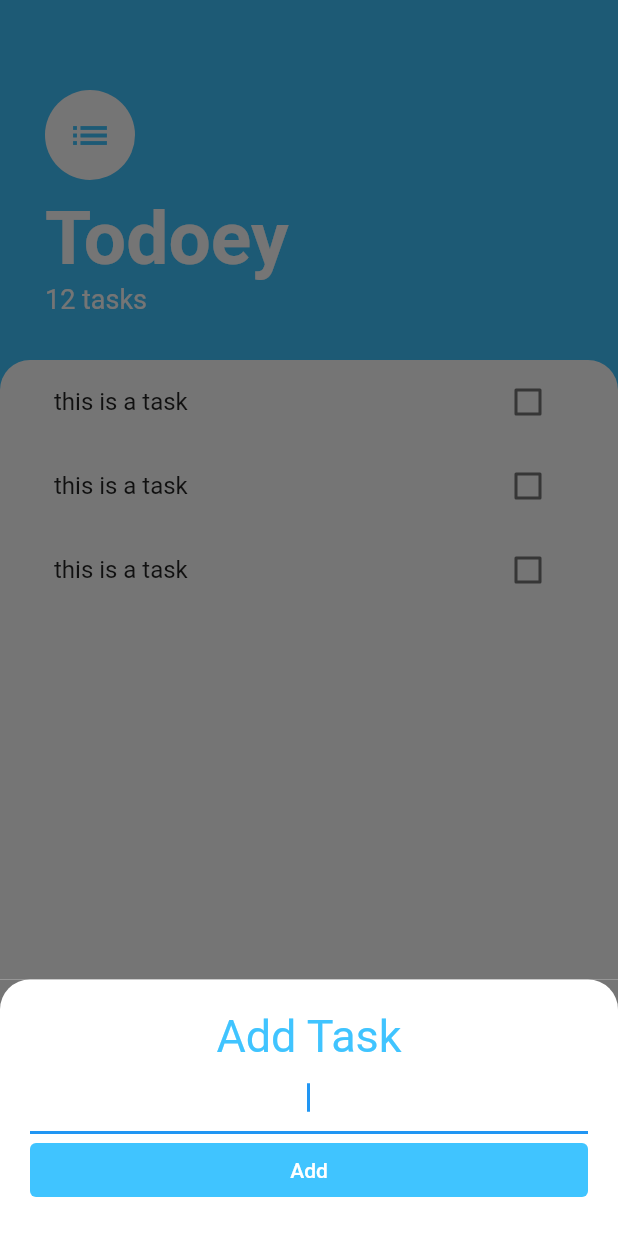
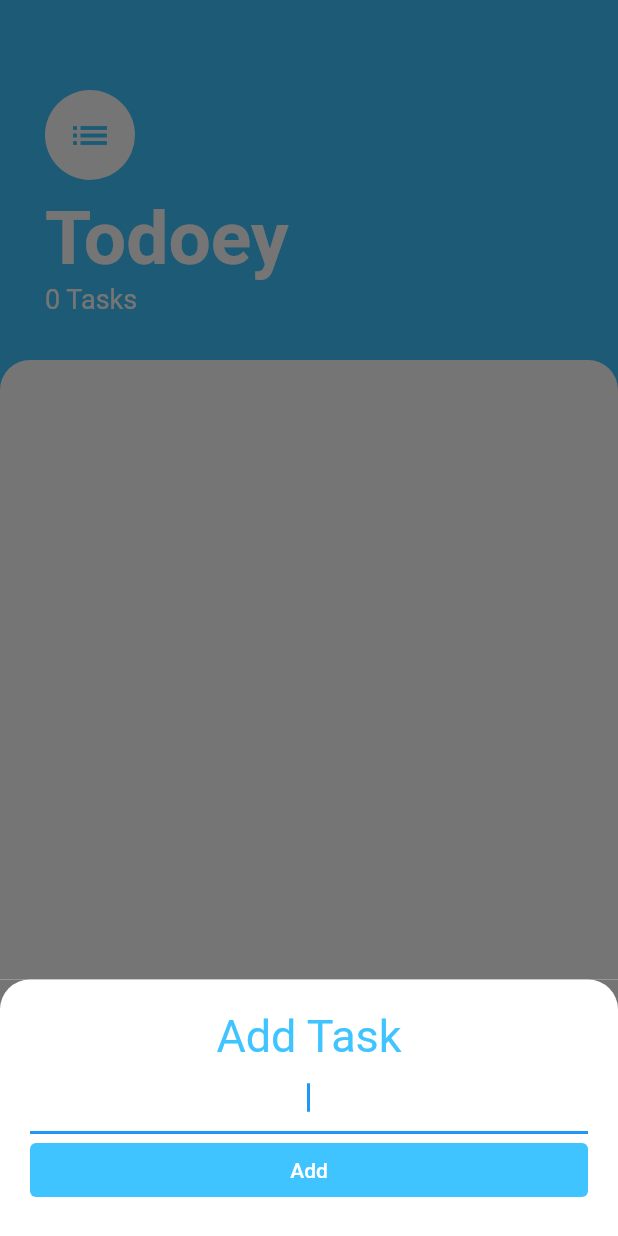
Before and after one commit to markfaust123/Todoey, a Flutter app: the screen it shows after launch, after a tap on the "add" icon, on a phone screen of 412 x 824 dp. Run offline on Flutter 3.47's test engine with Material 2 defaults, Android fonts, the phone set to English and light mode, and no system bars.

Commit message:
Refactored code and lifted state all the way up to the task_screen widget to dynamically change number of task and preserve state throughout the app. Now moving to use Provider package instead!

```diff
--- a/lib/main.dart
+++ b/lib/main.dart
@@ -10,7 +10,7 @@ class MyApp extends StatelessWidget {
 
   @override
   Widget build(BuildContext context) {
-    return const MaterialApp(
+    return MaterialApp(
       home: TasksScreen(),
     );
   }
--- /dev/null
+++ b/lib/models/task.dart
@@ -0,0 +1,10 @@
+class Task {
+  String? name;
+  bool? isDone;
+
+  Task({this.name, this.isDone = false});
+
+  void toggleDone() {
+    isDone = !isDone!;
+  }
+}
--- a/lib/screens/add_task_screen.dart
+++ b/lib/screens/add_task_screen.dart
@@ -2,7 +2,10 @@ import 'package:flutter/material.dart';
 import 'package:flutter/services.dart';
 
 class AddTaskScreen extends StatelessWidget {
-  const AddTaskScreen({super.key});
+  String? taskName = '';
+  void Function(dynamic)? addTaskScreenCallback = (dynamic) {};
+
+  AddTaskScreen({required this.addTaskScreenCallback});
 
   @override
   Widget build(BuildContext context) {
@@ -28,10 +31,10 @@ class AddTaskScreen extends StatelessWidget {
                 fontSize: 30.0,
               ),
             ),
-            const TextField(
+            TextField(
               textAlign: TextAlign.center,
               autofocus: true,
-              decoration: InputDecoration(
+              decoration: const InputDecoration(
                 enabledBorder: UnderlineInputBorder(
                   borderSide: BorderSide(
                     color: Colors.lightBlue,
@@ -39,20 +42,23 @@ class AddTaskScreen extends StatelessWidget {
                   ),
                 ),
               ),
+              onChanged: (taskName) {
+                this.taskName = taskName;
+              },
             ),
             TextButton(
               style: TextButton.styleFrom(
                 backgroundColor: Colors.lightBlueAccent,
               ),
+              onPressed: () {
+                addTaskScreenCallback!(taskName);
+              },
               child: const Text(
                 'Add',
                 style: TextStyle(
                   color: Colors.white,
                 ),
               ),
-              onPressed: () {
-                print('hi');
-              },
             ),
           ],
         ),
--- a/lib/screens/tasks_screen.dart
+++ b/lib/screens/tasks_screen.dart
@@ -1,9 +1,22 @@
 import 'package:flutter/material.dart';
 import 'package:todoey/widgets/task_list.dart';
 import 'add_task_screen.dart';
+import 'package:todoey/models/task.dart';
 
-class TasksScreen extends StatelessWidget {
-  const TasksScreen({super.key});
+class TasksScreen extends StatefulWidget {
+  @override
+  State<TasksScreen> createState() => _TasksScreenState();
+}
+
+class _TasksScreenState extends State<TasksScreen> {
+  // List<Task>? tasks = [
+  //   Task(name: 'Buy milk'),
+  //   Task(name: 'Buy eggs'),
+  //   Task(name: 'Buy cereal'),
+  //   Task(name: 'Buy wheat'),
+  // ];
+
+  List<Task>? tasks = [];
 
   @override
   Widget build(BuildContext context) {
@@ -21,7 +34,19 @@ class TasksScreen extends StatelessWidget {
                 padding: EdgeInsets.only(
                   bottom: MediaQuery.of(context).viewInsets.bottom,
                 ),
-                child: AddTaskScreen(),
+                child: AddTaskScreen(
+                  addTaskScreenCallback: (taskName) {
+                    setState(() {
+                      tasks!.add(
+                        Task(
+                          name: taskName,
+                          isDone: false,
+                        ),
+                      );
+                    });
+                    Navigator.pop(context);
+                  },
+                ),
               ),
             ),
           );
@@ -37,10 +62,10 @@ class TasksScreen extends StatelessWidget {
               right: 30.0,
               bottom: 30.0,
             ),
-            child: const Column(
+            child: Column(
               crossAxisAlignment: CrossAxisAlignment.start,
               children: [
-                CircleAvatar(
+                const CircleAvatar(
                   backgroundColor: Colors.white,
                   radius: 30.0,
                   child: Icon(
@@ -49,10 +74,10 @@ class TasksScreen extends StatelessWidget {
                     color: Colors.lightBlueAccent,
                   ),
                 ),
-                SizedBox(
+                const SizedBox(
                   height: 10.0,
                 ),
-                Text(
+                const Text(
                   'Todoey',
                   style: TextStyle(
                     color: Colors.white,
@@ -61,8 +86,8 @@ class TasksScreen extends StatelessWidget {
                   ),
                 ),
                 Text(
-                  '12 tasks',
-                  style: TextStyle(
+                  "${tasks!.length.toString()} Tasks",
+                  style: const TextStyle(
                     color: Colors.white,
                     fontSize: 18.0,
                   ),
@@ -72,7 +97,7 @@ class TasksScreen extends StatelessWidget {
           ),
           Expanded(
             child: Container(
-              padding: EdgeInsets.symmetric(
+              padding: const EdgeInsets.symmetric(
                 horizontal: 20.0,
               ),
               decoration: const BoxDecoration(
@@ -82,7 +107,9 @@ class TasksScreen extends StatelessWidget {
                   topRight: Radius.circular(20.0),
                 ),
               ),
-              child: TaskList(),
+              child: TaskList(
+                taskList: tasks,
+              ),
             ),
           )
         ],
--- a/lib/widgets/task_list.dart
+++ b/lib/widgets/task_list.dart
@@ -1,15 +1,32 @@
 import 'package:flutter/material.dart';
 import 'task_tile.dart';
+import 'package:todoey/models/task.dart';
 
-class TaskList extends StatelessWidget {
+class TaskList extends StatefulWidget {
+  List<Task>? taskList = [];
+
+  TaskList({this.taskList});
+
+  @override
+  State<TaskList> createState() => _TaskListState();
+}
+
+class _TaskListState extends State<TaskList> {
   @override
   Widget build(BuildContext context) {
-    return ListView(
-      children: [
-        TaskTile(),
-        TaskTile(),
-        TaskTile(),
-      ],
+    return ListView.builder(
+      itemCount: widget.taskList!.length,
+      itemBuilder: (context, index) {
+        return TaskTile(
+          title: widget.taskList![index].name,
+          isChecked: widget.taskList![index].isDone,
+          checkboxCallback: (checkboxState) {
+            setState(() {
+              widget.taskList![index].toggleDone();
+            });
+          },
+        );
+      },
     );
   }
 }
--- a/lib/widgets/task_tile.dart
+++ b/lib/widgets/task_tile.dart
@@ -1,50 +1,27 @@
 import 'package:flutter/material.dart';
 
-class TaskTile extends StatefulWidget {
-  @override
-  State<TaskTile> createState() => _TaskTileState();
-}
+class TaskTile extends StatelessWidget {
+  bool? isChecked = false;
+  String? title = '';
+  void Function(dynamic)? checkboxCallback = (dynamic) {};
 
-class _TaskTileState extends State<TaskTile> {
-  bool? isChecked = false;
-
-  // void Function(bool?)?
+  TaskTile({this.isChecked, this.title, this.checkboxCallback});
 
   @override
   Widget build(BuildContext context) {
     return ListTile(
       title: Text(
-        'this is a task',
+        title!,
         style: TextStyle(
           decoration:
               isChecked! ? TextDecoration.lineThrough : TextDecoration.none,
         ),
       ),
-      trailing: TaskCheckbox(
-        checkboxState: isChecked!,
-        toggleCheckboxState: (bool? checkboxState) {
-          setState(() {
-            isChecked = checkboxState;
-          });
-        },
+      trailing: Checkbox(
+        activeColor: Colors.lightBlueAccent,
+        value: isChecked,
+        onChanged: checkboxCallback,
       ),
     );
   }
 }
-
-class TaskCheckbox extends StatelessWidget {
-  final bool checkboxState;
-  final void Function(bool?)? toggleCheckboxState;
-
-  const TaskCheckbox(
-      {required this.checkboxState, required this.toggleCheckboxState});
-
-  @override
-  Widget build(BuildContext context) {
-    return Checkbox(
-      activeColor: Colors.lightBlueAccent,
-      value: checkboxState,
-      onChanged: toggleCheckboxState,
-    );
-  }
-}
```
